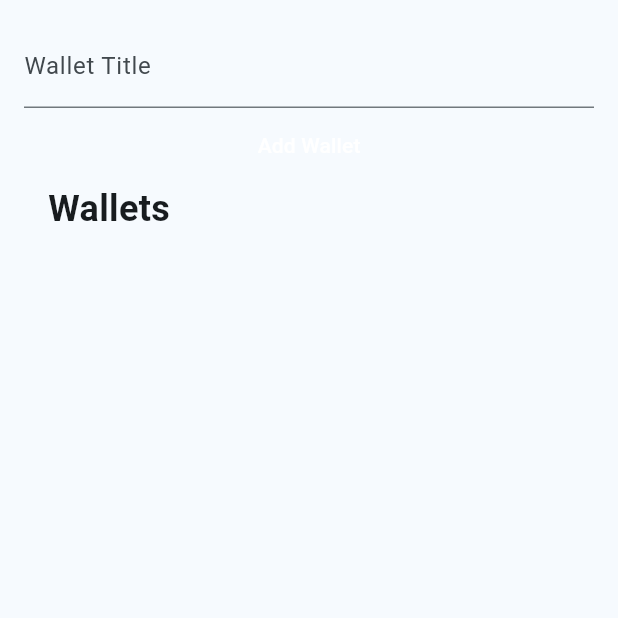
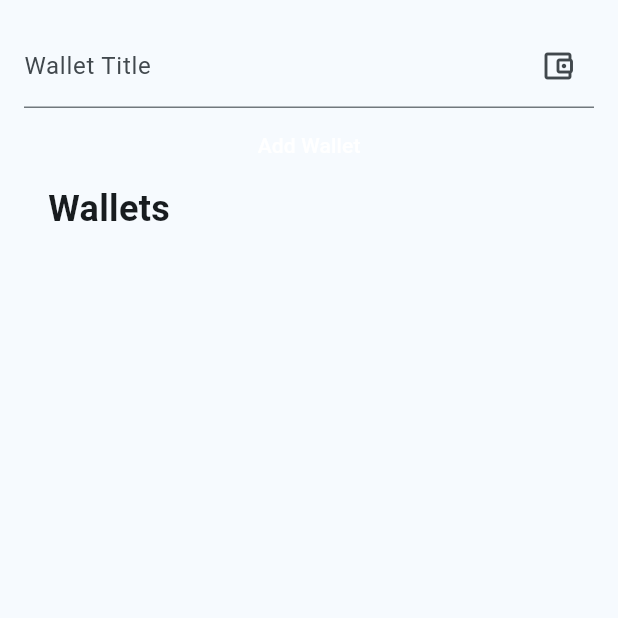
Before and after one commit to Mcimob/budget_app, a Flutter app: the AddWalletPage screen opened directly, on a phone screen of 412 x 824 dp, the top half of it. Run offline on Flutter 3.47's test engine with Material 2 defaults, Android fonts, the phone set to English and light mode, and no system bars; our stand-ins replace sqflite; missing offline and left inert: analyzer, build, flutter_iconpicker, source_gen; accounts and stored records are empty.

Commit message:
Added icon saving

```diff
--- a/budget_app/lib/forms/add_wallet_page.dart
+++ b/budget_app/lib/forms/add_wallet_page.dart
@@ -2,6 +2,7 @@ import 'package:budget_app/db.dart';
 import 'package:budget_app/models/model.dart';
 import 'package:budget_app/widgets/wallet_widget.dart';
 import 'package:flutter/material.dart';
+import 'package:flutter_iconpicker/flutter_iconpicker.dart';
 
 class AddWalletPage extends StatefulWidget {
   @override
@@ -43,7 +44,10 @@ class AddWalletPageState extends State<AddWalletPage> {
   void addWallet() async {
     if (titleController.text.isEmpty) {}
     FocusScope.of(context).requestFocus(new FocusNode());
-    WalletModelGen wallet = WalletModelGen(title: titleController.text);
+    WalletModelGen wallet = WalletModelGen(
+        title: titleController.text,
+        iconId: _icon.icon?.codePoint ?? 0,
+        iconFontFamily: _icon.icon?.fontFamily ?? 'MaterialIcons');
     await DatabaseRepository.instance.insert(o: wallet);
     ScaffoldMessenger.of(context).showSnackBar(
         SnackBar(content: Text('Adding Wallet "${titleController.text}"')));
@@ -65,7 +69,17 @@ class AddWalletPageState extends State<AddWalletPage> {
     super.dispose();
   }
 
+  _pickIcon() async {
+    IconData? icon = await FlutterIconPicker.showIconPicker(context,
+        iconPackModes: [IconPack.material]);
+    _icon = Icon(icon);
+    setState(() {});
+    debugPrint("icon selected");
+  }
+
   final double _paddingWidth = 16;
+
+  Icon _icon = Icon(IconData(0xee33, fontFamily: 'MaterialIcons'));
 
   @override
   Widget build(BuildContext context) {
@@ -80,10 +94,18 @@ class AddWalletPageState extends State<AddWalletPage> {
               children: [
                 Column(
                   children: [
-                    WalletTitleFormField(
-                        titleController: titleController,
-                        submitted: _submitted,
-                        errorText: _errorText),
+                    TextFormField(
+                      controller: titleController,
+                      decoration: InputDecoration(
+                        label: Text('Wallet Title'),
+                        hintText: 'Think of some descriptive title',
+                        errorText: _submitted ? _errorText : null,
+                        suffixIcon: IconButton(
+                          icon: _icon,
+                          onPressed: _pickIcon,
+                        ),
+                      ),
+                    ),
                     MaterialButton(
                       color: Colors.black,
                       height: 50,
@@ -128,29 +150,3 @@ class AddWalletPageState extends State<AddWalletPage> {
     );
   }
 }
-
-class WalletTitleFormField extends StatelessWidget {
-  const WalletTitleFormField({
-    super.key,
-    required this.titleController,
-    required bool submitted,
-    required String? errorText,
-  })  : _submitted = submitted,
-        _errorText = errorText;
-
-  final TextEditingController titleController;
-  final bool _submitted;
-  final String? _errorText;
-
-  @override
-  Widget build(BuildContext context) {
-    return TextFormField(
-      controller: titleController,
-      decoration: InputDecoration(
-        label: Text('Wallet Title'),
-        hintText: 'Think of some descriptive title',
-        errorText: _submitted ? _errorText : null,
-      ),
-    );
-  }
-}
--- a/budget_app/lib/models/model.dart
+++ b/budget_app/lib/models/model.dart
@@ -11,6 +11,8 @@ class WalletModel {
   int? id;
   String title = 'default';
   String? date;
+  int iconId = 0;
+  String iconFontFamily = 'default';
 }
 
 @generateModel
@@ -18,6 +20,8 @@ class CategoryModel {
   int? id;
   String title = 'default';
   String? date;
+  int iconId = 0;
+  String iconFontFamily = 'default';
 }
 
 @generateModel
--- a/budget_app/lib/widgets/wallet_widget.dart
+++ b/budget_app/lib/widgets/wallet_widget.dart
@@ -16,11 +16,7 @@ class WalletWidget extends StatelessWidget {
         mainAxisAlignment: MainAxisAlignment.spaceBetween,
         children: [
           Text(item.title),
-          Builder(
-            builder: (context) {
-              return item.date != null ? Text(item.date as String) : Text("");
-            },
-          )
+          Icon(IconData(item.iconId, fontFamily: item.iconFontFamily)),
         ],
       ),
     );
```
Also changed, not shown: budget_app/lib/db.dart (+10 -16 lines), budget_app/lib/forms/add_category_page.dart (+6 -3 lines), budget_app/lib/widgets/category_widget.dart (+8 -4 lines), budget_app/lib/models/model.g.dart.
